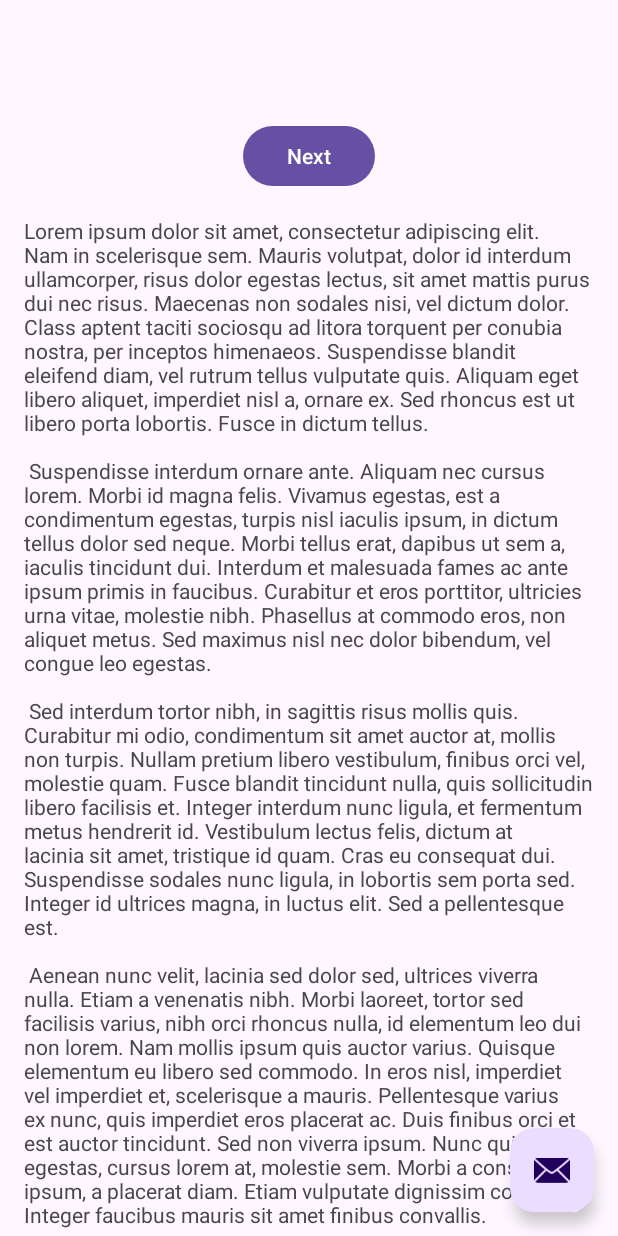
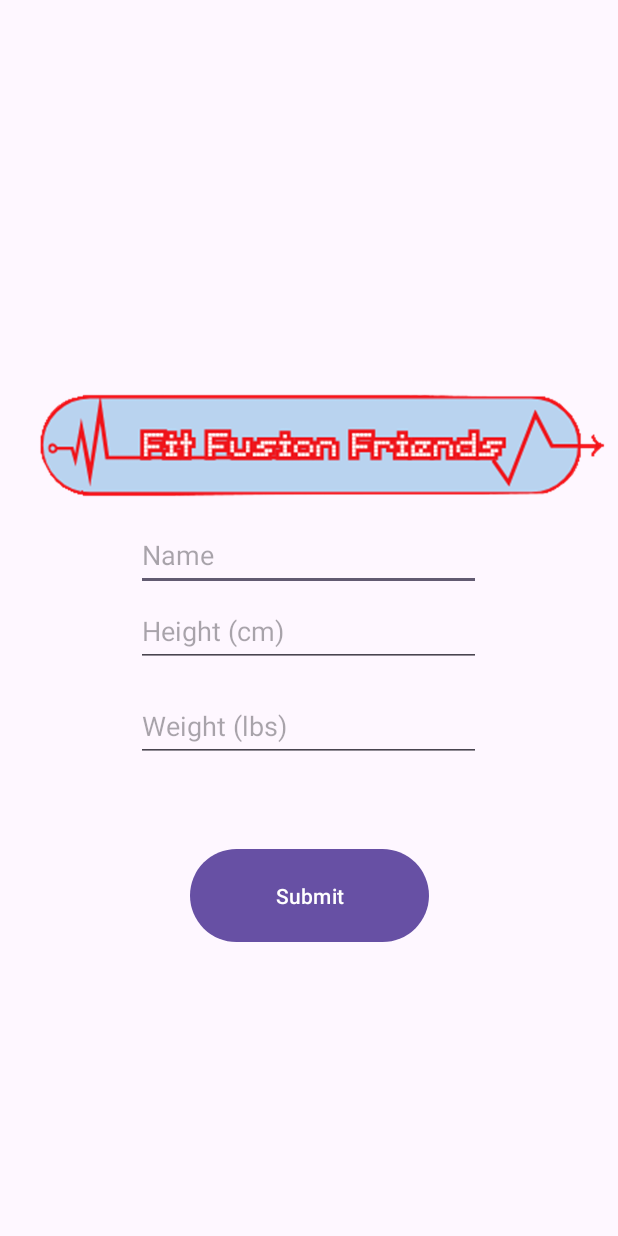
Before and after one commit to Soccerwolf32/HooHacks-2024, an Android app built with Jetpack Compose: the layout activity_home.xml on its own in the app's theme, with its tools: preview values and no code run, on a phone screen of 412 x 824 dp. Run offline under Robolectric (Android 15) with nearby library versions, the phone set to English and light mode, and no system bars.

Commit message:
home page ui

```diff
--- a/app/src/main/AndroidManifest.xml
+++ b/app/src/main/AndroidManifest.xml
@@ -12,6 +12,11 @@
         android:supportsRtl="true"
         android:theme="@style/Theme.FitFusionFriends"
         tools:targetApi="31">
+        <activity
+            android:name=".MainActivity2"
+            android:exported="false"
+            android:label="@string/title_activity_main2"
+            android:theme="@style/Theme.FitFusionFriends" />
         <activity
             android:name=".HomeActivity"
             android:exported="false"
--- a/app/src/main/res/layout/activity_home.xml
+++ b/app/src/main/res/layout/activity_home.xml
@@ -21,13 +21,4 @@
 
     <include layout="@layout/content_home" />
 
-    <com.google.android.material.floatingactionbutton.FloatingActionButton
-        android:id="@+id/fab"
-        android:layout_width="wrap_content"
-        android:layout_height="wrap_content"
-        android:layout_gravity="bottom|end"
-        android:layout_marginEnd="@dimen/fab_margin"
-        android:layout_marginBottom="16dp"
-        app:srcCompat="@android:drawable/ic_dialog_email" />
-
 </androidx.coordinatorlayout.widget.CoordinatorLayout>
--- a/app/src/main/res/layout/content_home.xml
+++ b/app/src/main/res/layout/content_home.xml
@@ -1,19 +1,76 @@
 <?xml version="1.0" encoding="utf-8"?>
 <androidx.constraintlayout.widget.ConstraintLayout xmlns:android="http://schemas.android.com/apk/res/android"
     xmlns:app="http://schemas.android.com/apk/res-auto"
+    xmlns:tools="http://schemas.android.com/tools"
     android:layout_width="match_parent"
     android:layout_height="match_parent"
     app:layout_behavior="@string/appbar_scrolling_view_behavior">
 
-    <fragment
-        android:id="@+id/nav_host_fragment_content_home"
-        android:name="androidx.navigation.fragment.NavHostFragment"
-        android:layout_width="0dp"
-        android:layout_height="0dp"
-        app:defaultNavHost="true"
+    <ImageView
+        android:id="@+id/imageView"
+        android:layout_width="453dp"
+        android:layout_height="676dp"
+        android:layout_marginBottom="200dp"
         app:layout_constraintBottom_toBottomOf="parent"
         app:layout_constraintEnd_toEndOf="parent"
         app:layout_constraintStart_toStartOf="parent"
         app:layout_constraintTop_toTopOf="parent"
-        app:navGraph="@navigation/nav_graph" />
+        app:layout_constraintVertical_bias="0.751"
+        app:srcCompat="@drawable/title_picture" />
+
+    <EditText
+        android:id="@+id/editName"
+        android:layout_width="230dp"
+        android:layout_height="48dp"
+        android:ems="10"
+        android:hint="Name"
+        android:inputType="text"
+        app:layout_constraintBottom_toBottomOf="parent"
+        app:layout_constraintEnd_toEndOf="parent"
+        app:layout_constraintHorizontal_bias="0.497"
+        app:layout_constraintStart_toStartOf="parent"
+        app:layout_constraintTop_toTopOf="parent"
+        app:layout_constraintVertical_bias="0.396" />
+
+    <EditText
+        android:id="@+id/editWeight"
+        android:layout_width="230dp"
+        android:layout_height="48dp"
+        android:layout_marginBottom="316dp"
+        android:ems="10"
+        android:hint="Weight (lbs)"
+        android:inputType="numberDecimal"
+        app:layout_constraintBottom_toBottomOf="parent"
+        app:layout_constraintEnd_toEndOf="parent"
+        app:layout_constraintHorizontal_bias="0.497"
+        app:layout_constraintStart_toStartOf="parent" />
+
+    <EditText
+        android:id="@+id/editHeight"
+        android:layout_width="230dp"
+        android:layout_height="48dp"
+        android:ems="10"
+        android:hint="Height (cm)"
+        android:inputType="numberDecimal"
+        app:layout_constraintBottom_toBottomOf="parent"
+        app:layout_constraintEnd_toEndOf="parent"
+        app:layout_constraintHorizontal_bias="0.497"
+        app:layout_constraintStart_toStartOf="parent"
+        app:layout_constraintTop_toTopOf="parent"
+        app:layout_constraintVertical_bias="0.467" />
+
+    <Button
+        android:id="@+id/button"
+        android:layout_width="159dp"
+        android:layout_height="70dp"
+        android:layout_marginStart="161dp"
+        android:layout_marginEnd="160dp"
+        android:text="Submit"
+        app:layout_constraintBottom_toBottomOf="parent"
+        app:layout_constraintEnd_toEndOf="parent"
+        app:layout_constraintHorizontal_bias="0.507"
+        app:layout_constraintStart_toStartOf="parent"
+        app:layout_constraintTop_toBottomOf="@+id/editWeight"
+        app:layout_constraintVertical_bias="0.219" />
+
 </androidx.constraintlayout.widget.ConstraintLayout>
--- a/app/src/main/res/values/strings.xml
+++ b/app/src/main/res/values/strings.xml
@@ -6,6 +6,7 @@
     <string name="next">Next</string>
     <string name="previous">Previous</string>
 
+    <string name="home_screen_title">Fit Fusion Friends</string>
     <string name="lorem_ipsum">
         Lorem ipsum dolor sit amet, consectetur adipiscing elit. Nam in scelerisque sem. Mauris
         volutpat, dolor id interdum ullamcorper, risus dolor egestas lectus, sit amet mattis purus
@@ -42,4 +43,5 @@
         libero vel nunc consequat, quis tincidunt nisl eleifend. Cras bibendum enim a justo luctus
         vestibulum. Fusce dictum libero quis erat maximus, vitae volutpat diam dignissim.
     </string>
+    <string name="title_activity_main2">MainActivity2</string>
 </resources>
--- a/build.gradle.kts
+++ b/build.gradle.kts
@@ -1,4 +1,5 @@
 // Top-level build file where you can add configuration options common to all sub-projects/modules.
 plugins {
     alias(libs.plugins.androidApplication) apply false
+    alias(libs.plugins.jetbrainsKotlinAndroid) apply false
 }
```
Also changed, not shown: app/build.gradle.kts (+27 -0 lines), app/src/main/java/com/example/fitfusionfriends/MainActivity.java (+18 -0 lines), app/src/main/java/com/example/fitfusionfriends/ui/theme/Color.kt (added, +11 -0 lines), app/src/main/java/com/example/fitfusionfriends/ui/theme/Theme.kt (added, +70 -0 lines), app/src/main/java/com/example/fitfusionfriends/ui/theme/Type.kt (added, +34 -0 lines), gradle/libs.versions.toml (+15 -0 lines), app/src/main/res/drawable/input_picture.png (added), app/src/main/res/drawable/title_picture.png (added).
